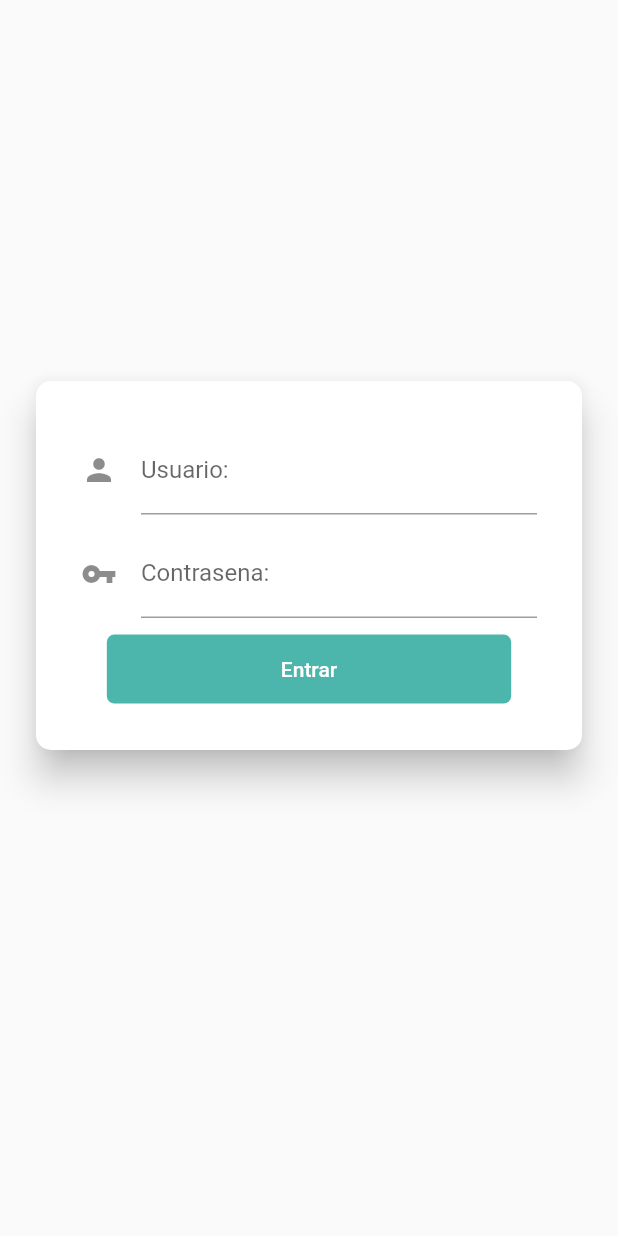
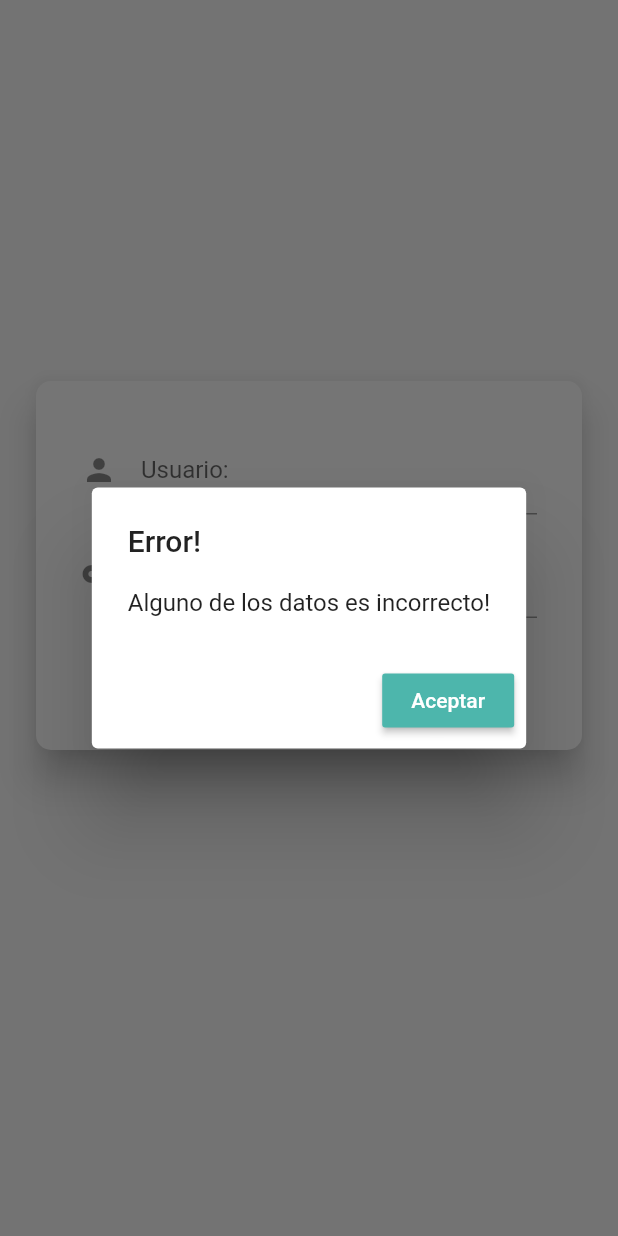
Before and after one commit to elingecruzito/treecommerce_mobile, a Flutter app: the screen it shows after launch, after a tap on "Entrar", on a phone screen of 412 x 824 dp. Run offline on Flutter 3.47's test engine with Material 2 defaults, Android fonts, the phone set to English and light mode, and no system bars; our stand-ins replace rxdart.

Commit message:
Input password and alert error

```diff
--- a/lib/src/pages/login_page.dart
+++ b/lib/src/pages/login_page.dart
@@ -70,6 +70,7 @@ class _LoginPageState extends State<LoginPage> {
       builder: (BuildContext context, AsyncSnapshot snapshot){
         return Container(
           child: TextField(
+            obscureText: true,
             decoration: InputDecoration(
               icon: Icon(Icons.vpn_key),
               labelText: 'Contrasena: ',
@@ -98,6 +99,8 @@ class _LoginPageState extends State<LoginPage> {
           onPressed: () {
             if(snapshot.hasData){
               _login(context, loginBloc);
+            }else{
+              errorAlert(context, "Error!" ,"Alguno de los datos es incorrecto!");
             }
           }
           // onPressed: _login(context, loginBloc),
--- a/lib/src/utilerias/utils.dart
+++ b/lib/src/utilerias/utils.dart
@@ -1 +1,19 @@
 import 'package:flutter/material.dart';
+
+void errorAlert(BuildContext context,String title, String txt) {
+    showDialog(
+      context: context,
+      builder: (buildcontext) {
+        return AlertDialog(
+          title: Text(title),
+          content: Text(txt),
+          actions: <Widget>[
+            RaisedButton(
+              child: Text("Aceptar", style: TextStyle(color: Colors.white),),
+              onPressed: (){ Navigator.of(context).pop(); },
+            )
+          ],
+        );
+      }
+    );
+  }
```
